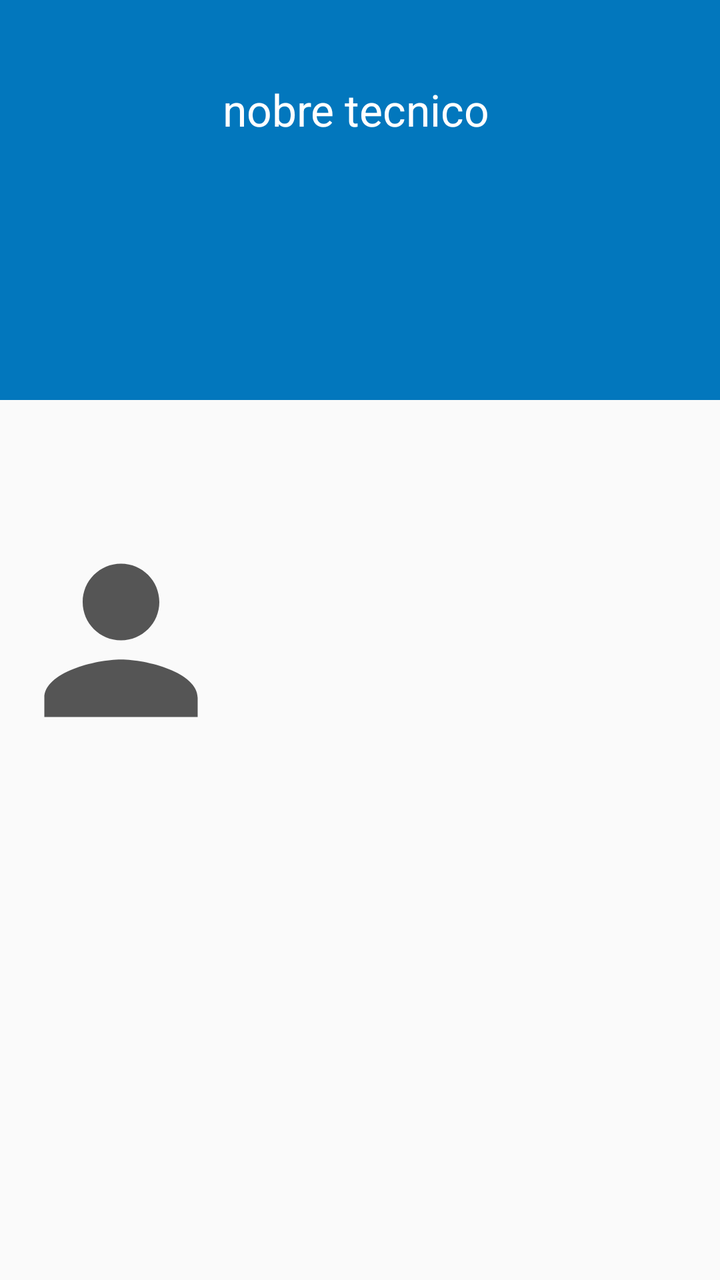
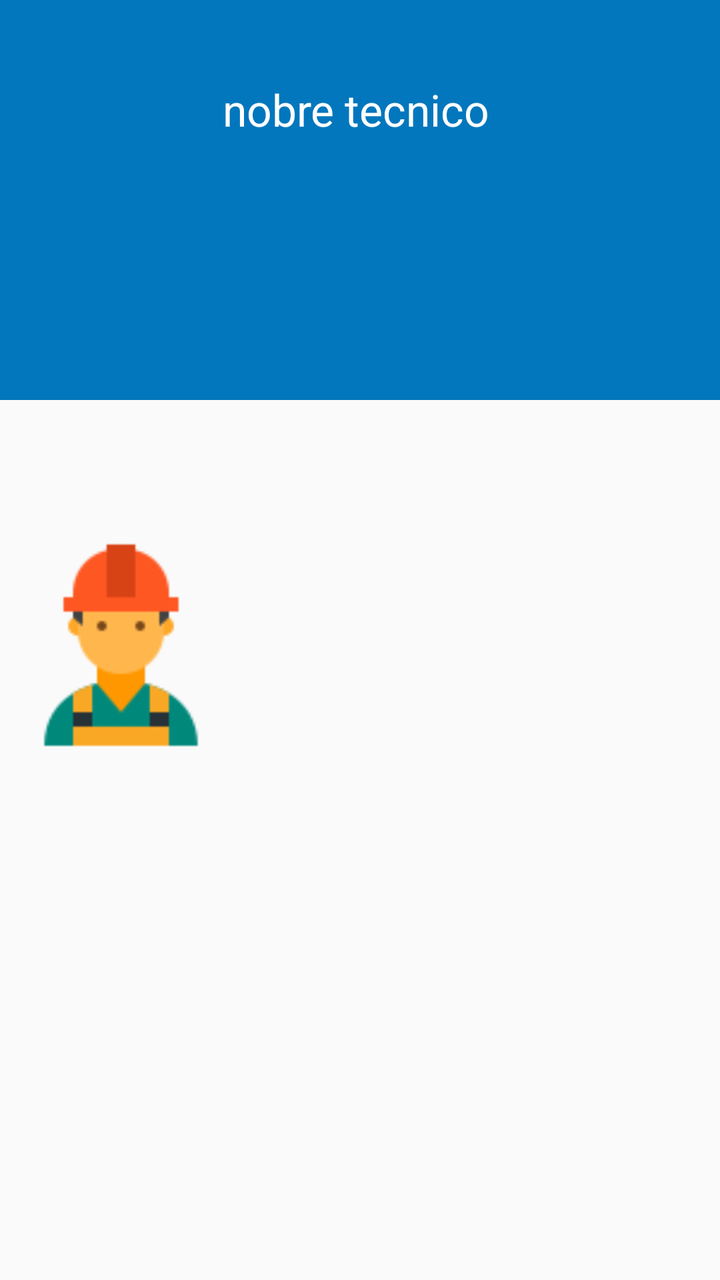

The first picture is an Android layout as it rendered before a commit; the second is the same layout after the commit. The layout source and the unified diff follow.
<!-- AndroidManifest.xml: application theme AppTheme -->
<!-- res/layout/nav_header_inicio.xml -->
<FrameLayout xmlns:android="http://schemas.android.com/apk/res/android"
    xmlns:app="http://schemas.android.com/apk/res-auto"
    android:layout_width="match_parent"
    android:layout_height="wrap_content">

    <android.support.constraint.ConstraintLayout
        android:layout_width="match_parent"
        android:layout_height="match_parent">

        <ImageView
            android:id="@+id/imageView2"
            android:layout_width="match_parent"
            android:layout_height="200dp"
            android:background="#cdd1d6"
            android:scaleType="centerCrop"
            android:src="@drawable/fondo_header_nav"
            app:layout_constraintEnd_toEndOf="parent"
            app:layout_constraintStart_toStartOf="parent"
            app:layout_constraintTop_toTopOf="parent" />

        <TextView
            android:id="@+id/tv_NombreTecnico"
            android:layout_width="140dp"
            android:layout_height="wrap_content"
            android:layout_gravity="bottom"
            android:layout_marginStart="-10dp"
            android:layout_marginTop="40dp"
            android:paddingBottom="10dp"
            android:text="nobre tecnico"
            android:textAppearance="@style/TextAppearance.AppCompat.Large"
            android:textColor="#fff"
            app:layout_constraintStart_toEndOf="@+id/fotografiaTecnico"
            app:layout_constraintTop_toTopOf="parent" />

        <ImageView
            android:id="@+id/fotografiaTecnico"
            android:layout_width="121dp"
            android:layout_height="115dp"
            android:layout_gravity="end"
            android:scaleType="fitCenter"
            android:src="@drawable/ic_person_black_24dp"
            app:layout_constraintBottom_toBottomOf="parent"
            app:layout_constraintStart_toStartOf="parent"
            app:layout_constraintTop_toTopOf="parent" />
    </android.support.constraint.ConstraintLayout>
</FrameLayout>
<!-- resources referenced by this layout -->
<resources>
  <!-- drawable fondo_header_nav (drawable) -->
  <?xml version="1.0" encoding="utf-8"?>
  <shape xmlns:android="http://schemas.android.com/apk/res/android">
  <solid android:color="@color/colorPrimary"/>
  </shape>
  <!-- drawable ic_person_black_24dp (drawable) -->
  <vector android:height="24dp" android:tint="#555555"
      android:viewportHeight="24.0" android:viewportWidth="24.0"
      android:width="24dp" xmlns:android="http://schemas.android.com/apk/res/android">
      <path android:fillColor="#FF000000" android:pathData="M12,12c2.21,0 4,-1.79 4,-4s-1.79,-4 -4,-4 -4,1.79 -4,4 1.79,4 4,4zM12,14c-2.67,0 -8,1.34 -8,4v2h16v-2c0,-2.66 -5.33,-4 -8,-4z"/>
  </vector>
  <style name="AppTheme" parent="Theme.AppCompat.Light.DarkActionBar">
          
          <item name="colorPrimary">@color/colorPrimary</item>
          <item name="colorPrimaryDark">@color/colorPrimaryDark</item>
          <item name="colorAccent">@color/colorAccent</item>
          <item name="android:colorForeground">@android:color/background_dark</item>
      </style>
  <color name="colorPrimary">#0277BD</color>
  <color name="colorPrimaryDark">#004C8C</color>
  <color name="colorAccent">#0000FF</color>
</resources>

<!-- the commit's change to res/layout/nav_header_inicio.xml (unified diff, before → after) -->
@@ -38,7 +38,7 @@
             android:layout_height="115dp"
             android:layout_gravity="end"
             android:scaleType="fitCenter"
-            android:src="@drawable/ic_person_black_24dp"
+            android:src="@drawable/tecnicoicon"
             app:layout_constraintBottom_toBottomOf="parent"
             app:layout_constraintStart_toStartOf="parent"
             app:layout_constraintTop_toTopOf="parent" />
<!-- resource entries referenced after the edit -->
@@ -5,12 +5,7 @@
   <shape xmlns:android="http://schemas.android.com/apk/res/android">
   <solid android:color="@color/colorPrimary"/>
   </shape>
-  <!-- drawable ic_person_black_24dp (drawable) -->
-  <vector android:height="24dp" android:tint="#555555"
-      android:viewportHeight="24.0" android:viewportWidth="24.0"
-      android:width="24dp" xmlns:android="http://schemas.android.com/apk/res/android">
-      <path android:fillColor="#FF000000" android:pathData="M12,12c2.21,0 4,-1.79 4,-4s-1.79,-4 -4,-4 -4,1.79 -4,4 1.79,4 4,4zM12,14c-2.67,0 -8,1.34 -8,4v2h16v-2c0,-2.66 -5.33,-4 -8,-4z"/>
-  </vector>
+  <!-- drawable tecnicoicon: png bitmap (drawable, 2095 bytes) -->
   <style name="AppTheme" parent="Theme.AppCompat.Light.DarkActionBar">
           
           <item name="colorPrimary">@color/colorPrimary</item>
